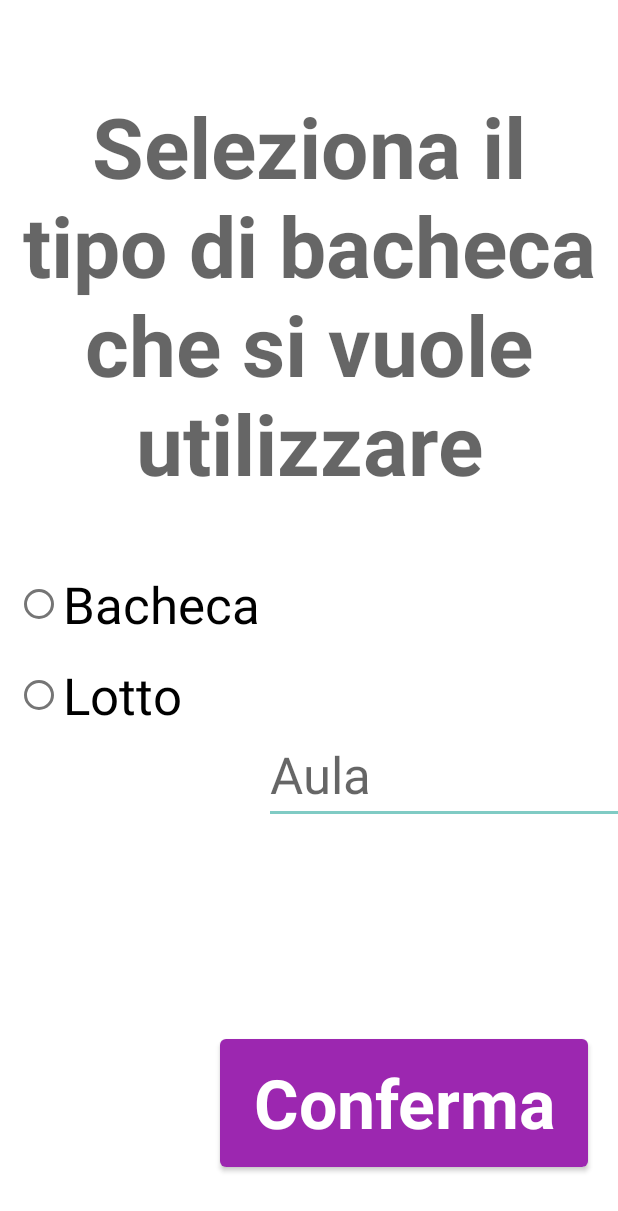
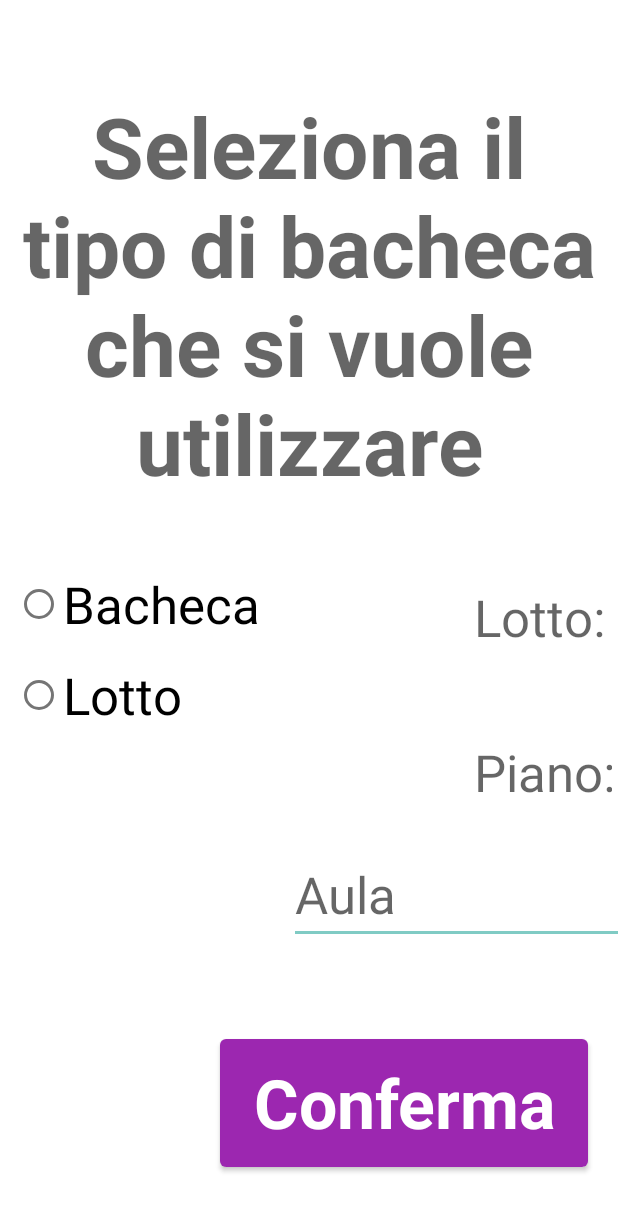
Before and after one commit to witherjohnny/ClassTrack, an Android app: the layout fragment_choice.xml on its own in the app's theme, with its tools: preview values and no code run, on a phone screen of 412 x 824 dp. Shown: the top 1211 px of the screen. Run offline under Robolectric (Android 15) with nearby library versions, the phone set to English and light mode, and no system bars.

Commit message:
added labels

```diff
--- a/app/src/main/java/com/cao/classtrack/ChoiceFragment.java
+++ b/app/src/main/java/com/cao/classtrack/ChoiceFragment.java
@@ -119,20 +119,28 @@ public class ChoiceFragment extends Fragment {
         autoCompleteAula.setVisibility(View.GONE);
         spinnerLotti.setVisibility(View.GONE);
         spinnerPiani.setVisibility(View.GONE);
+        binding.textViewPiano.setVisibility(View.GONE);
+        binding.textViewLotto.setVisibility(View.GONE);
         // Gestione visibilità in base alla scelta
         radioGroup.setOnCheckedChangeListener((group, checkedId) -> {
             if (checkedId == R.id.radioBacheca) {
                 autoCompleteAula.setVisibility(View.VISIBLE);
                 spinnerLotti.setVisibility(View.GONE);
                 spinnerPiani.setVisibility(View.GONE);
+                binding.textViewPiano.setVisibility(View.GONE);
+                binding.textViewLotto.setVisibility(View.GONE);
             } else if (checkedId == R.id.radioLotto) {
                 autoCompleteAula.setVisibility(View.GONE);
                 spinnerLotti.setVisibility(View.VISIBLE);
                 spinnerPiani.setVisibility(View.VISIBLE);
+                binding.textViewPiano.setVisibility(View.VISIBLE);
+                binding.textViewLotto.setVisibility(View.VISIBLE);
             }else{
                 autoCompleteAula.setVisibility(View.GONE);
                 spinnerLotti.setVisibility(View.GONE);
                 spinnerPiani.setVisibility(View.GONE);
+                binding.textViewPiano.setVisibility(View.GONE);
+                binding.textViewLotto.setVisibility(View.GONE);
             }
         });
         //codice per riempire le opzioni dei campi
--- a/app/src/main/java/com/cao/classtrack/classes/ApiHelper.java
+++ b/app/src/main/java/com/cao/classtrack/classes/ApiHelper.java
@@ -13,7 +13,7 @@ import java.util.ArrayList;
 
 public class ApiHelper {
 
-    private static final String API_URL = "http://192.168.71.1/cao/classtrack/ClassTrackAPI/API/"; // Cambia localhost con IP server
+    private static final String API_URL = "http://192.168.71.1/classtrack/ClassTrackAPI/API/"; // Cambia localhost con IP server
     private OkHttpClient client;
 
     public ApiHelper() {
--- a/app/src/main/res/layout/fragment_choice.xml
+++ b/app/src/main/res/layout/fragment_choice.xml
@@ -71,33 +71,62 @@
         android:id="@+id/spinnerLotti"
         android:layout_width="247dp"
         android:layout_height="55dp"
-        android:layout_marginTop="12dp"
+        android:layout_marginTop="48dp"
         app:layout_constraintEnd_toEndOf="parent"
-        app:layout_constraintHorizontal_bias="0.169"
-        app:layout_constraintStart_toEndOf="@+id/radioGroup"
+        app:layout_constraintHorizontal_bias="0.032"
+        app:layout_constraintStart_toEndOf="@+id/textViewLotto"
         app:layout_constraintTop_toBottomOf="@+id/textView" />
 
     <Spinner
         android:id="@+id/spinnerPiani"
         android:layout_width="247dp"
         android:layout_height="55dp"
-        android:layout_marginTop="20dp"
+        android:layout_marginTop="48dp"
         app:layout_constraintEnd_toEndOf="parent"
-        app:layout_constraintHorizontal_bias="0.169"
-        app:layout_constraintStart_toEndOf="@+id/radioGroup"
+        app:layout_constraintHorizontal_bias="0.023"
+        app:layout_constraintStart_toEndOf="@+id/textViewPiano"
         app:layout_constraintTop_toBottomOf="@+id/spinnerLotti" />
 
     <AutoCompleteTextView
         android:id="@+id/autoCompleteAula"
         android:layout_width="424dp"
         android:layout_height="58dp"
-        android:layout_marginTop="16dp"
+        android:layout_marginTop="32dp"
         android:completionThreshold="1"
         android:hint="Aula"
         android:textAppearance="@style/TextAppearance.AppCompat.Display1"
         app:layout_constraintEnd_toEndOf="parent"
-        app:layout_constraintHorizontal_bias="0.288"
+        app:layout_constraintHorizontal_bias="0.227"
         app:layout_constraintStart_toEndOf="@+id/radioGroup"
         app:layout_constraintTop_toBottomOf="@+id/spinnerPiani" />
 
+    <TextView
+        android:id="@+id/textViewLotto"
+        android:layout_width="86dp"
+        android:layout_height="45dp"
+        android:layout_marginStart="64dp"
+        android:layout_marginLeft="64dp"
+        android:layout_marginTop="8dp"
+        android:ems="10"
+        android:inputType="text"
+        android:text="Lotto:"
+        android:textAppearance="@style/TextAppearance.AppCompat.Display1"
+        app:layout_constraintStart_toEndOf="@+id/radioGroup"
+        app:layout_constraintTop_toTopOf="@+id/spinnerLotti" />
+
+    <TextView
+        android:id="@+id/textViewPiano"
+        android:layout_width="92dp"
+        android:layout_height="48dp"
+        android:layout_marginStart="64dp"
+        android:layout_marginLeft="64dp"
+        android:layout_marginTop="8dp"
+        android:ems="10"
+        android:inputType="text"
+        android:text="Piano:"
+        android:textAppearance="@style/TextAppearance.AppCompat.Display1"
+        app:layout_constraintStart_toEndOf="@+id/radioGroup"
+        app:layout_constraintTop_toTopOf="@+id/spinnerPiani" />
+
+
 </androidx.constraintlayout.widget.ConstraintLayout>
--- a/app/src/main/res/layout/fragment_pagina_piano.xml
+++ b/app/src/main/res/layout/fragment_pagina_piano.xml
@@ -98,9 +98,8 @@
         android:layout_width="wrap_content"
         android:layout_height="wrap_content"
         android:layout_marginTop="28dp"
-        android:text="TextView"
+        android:textAppearance="@style/TextAppearance.AppCompat.Display2"
         android:textColor="@color/black"
-        android:textAppearance="@style/TextAppearance.AppCompat.Display2"
         app:layout_constraintEnd_toEndOf="parent"
         app:layout_constraintStart_toStartOf="@+id/fullscreen_content"
         app:layout_constraintTop_toBottomOf="@+id/textLotto" />
```
